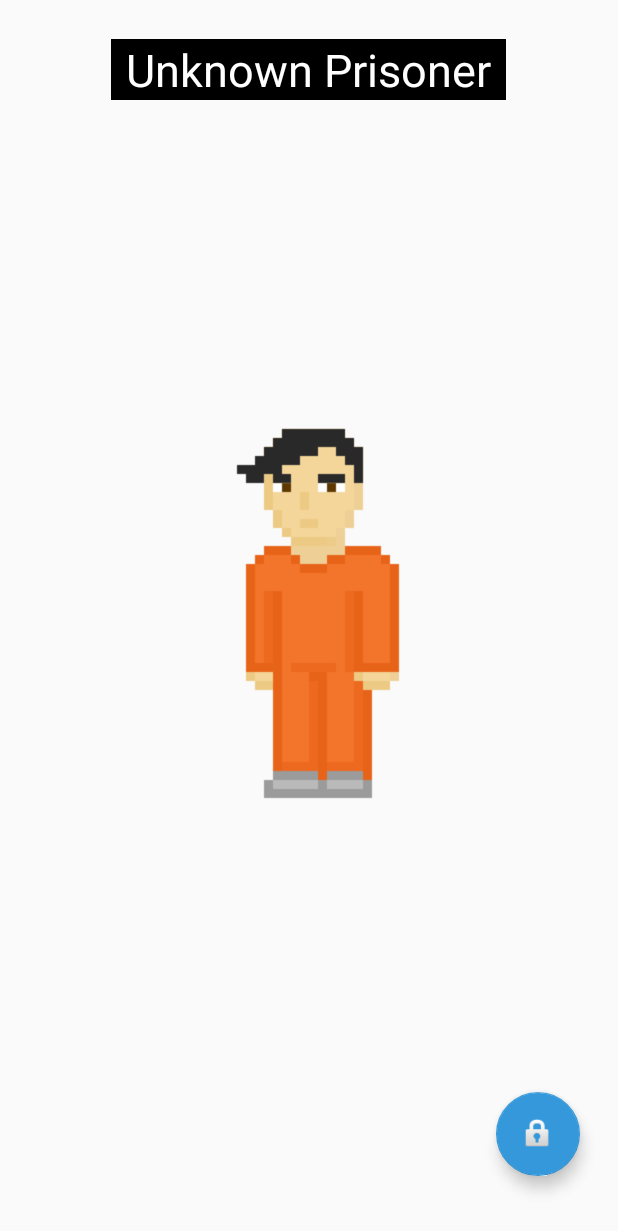
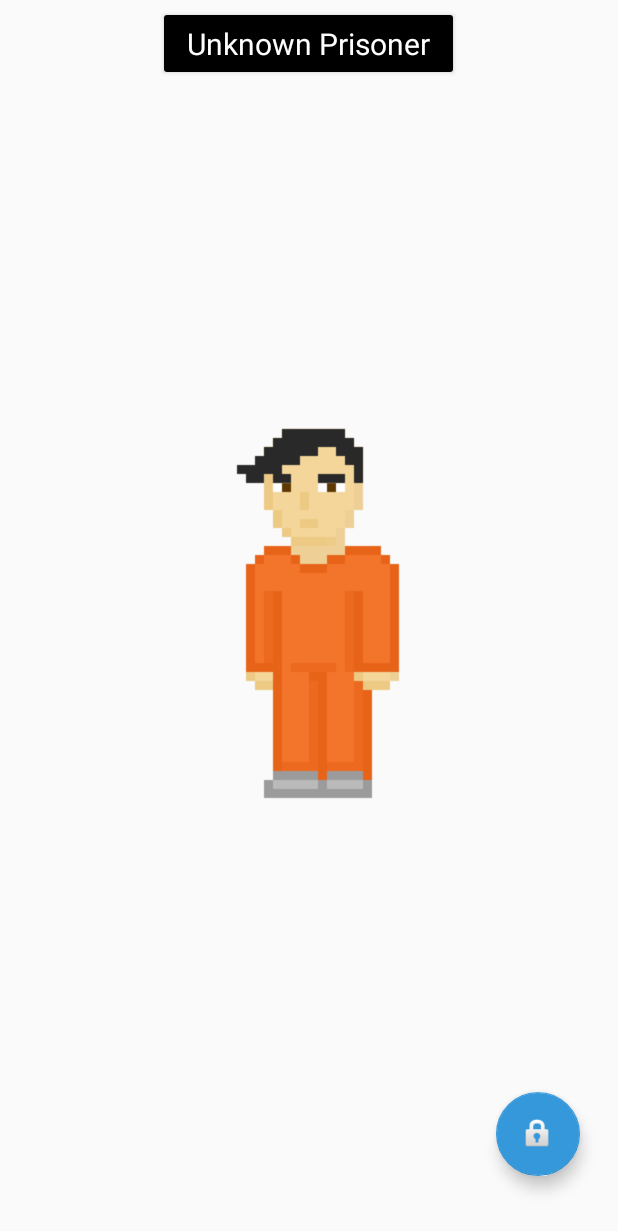
Before and after one commit to dannylui91/CatchEmAll, an Android app: the layout activity_prison_cell.xml on its own in the app's theme, with its tools: preview values and no code run, on a phone screen of 412 x 824 dp. Shown: the top 1231 px of the screen. Run offline under Robolectric (Android 15) with nearby library versions, the phone set to English and light mode, and no system bars.

Commit message:
made prisoner info a cardview

```diff
--- a/app/build.gradle
+++ b/app/build.gradle
@@ -32,4 +32,5 @@ dependencies {
     compile 'com.squareup.retrofit2:retrofit:2.1.0'
     compile 'com.squareup.retrofit2:converter-gson:2.1.0'
     compile 'com.android.support:design:25.1.0'
+    compile 'com.android.support:cardview-v7:25.1.0'
 }
--- a/app/src/main/res/layout/activity_prison_cell.xml
+++ b/app/src/main/res/layout/activity_prison_cell.xml
@@ -82,19 +82,33 @@
         android:layout_height="match_parent"
         android:layout_width="match_parent">
 
-        <TextView
-            android:id="@+id/prisoner_info"
-            android:text="Unknown Prisoner"
+        <android.support.v7.widget.CardView
             android:layout_width="wrap_content"
             android:layout_height="wrap_content"
-            android:textSize="30sp"
-            android:layout_marginTop="26dp"
+            android:background="#000000"
+            android:layout_marginTop="10dp"
             android:layout_alignParentTop="true"
-            android:layout_centerHorizontal="true"
-            android:textColor="#ffffff"
-            android:background="#000000"
-            android:paddingLeft="10dp"
-            android:paddingRight="10dp" />
+            android:layout_centerHorizontal="true">
+
+            <TextView
+                android:id="@+id/prisoner_info"
+                android:text="Unknown Prisoner"
+                android:layout_width="match_parent"
+                android:layout_height="match_parent"
+                android:textSize="20sp"
+                android:textAlignment="center"
+                android:layout_alignParentTop="true"
+                android:layout_centerHorizontal="true"
+                android:textColor="#ffffff"
+                android:background="#000000"
+                android:paddingTop="5dp"
+                android:paddingLeft="15dp"
+                android:paddingRight="15dp"
+                android:paddingBottom="5dp"/>
+
+
+        </android.support.v7.widget.CardView>
+
 
     </RelativeLayout>
 
```
